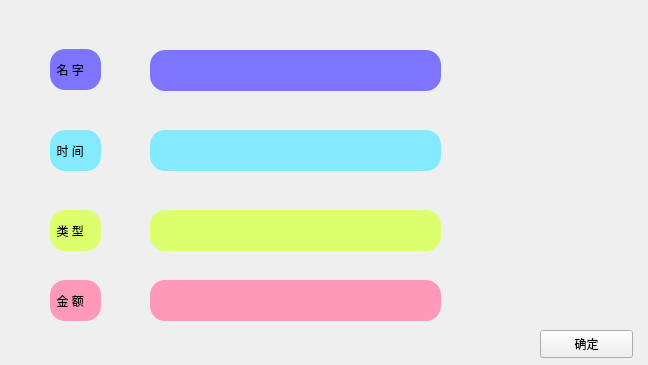
The window that changepage.ui (YuanQiPKU/Reservoir) describes before a commit, drawn with Qt 5.
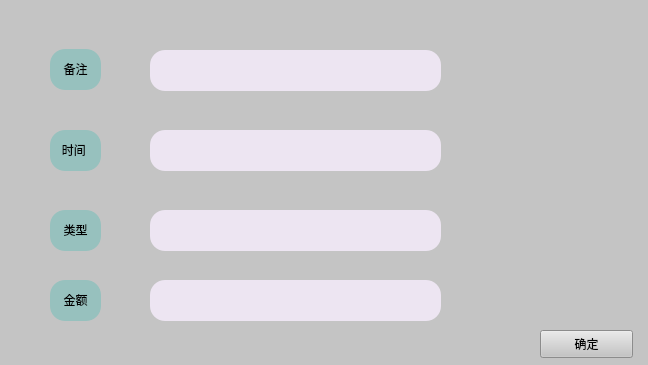
The same window after the commit.

What changed in the file:
```diff
--- a/changepage.ui
+++ b/changepage.ui
@@ -13,6 +13,9 @@
   <property name="windowTitle">
    <string>Form</string>
   </property>
+  <property name="styleSheet">
+   <string notr="true">background-color: rgb(196, 196, 196);</string>
+  </property>
   <widget class="QLabel" name="label_2">
    <property name="geometry">
     <rect>
@@ -23,12 +26,13 @@
     </rect>
    </property>
    <property name="styleSheet">
-    <string notr="true">background-color: rgb(125, 116, 255);
+    <string notr="true">background-color: rgba(132, 191, 187, 180);
+font: 10pt &quot;幼圆&quot;;
    border-radius: 15px; /* 边框圆角 */
 </string>
    </property>
    <property name="text">
-    <string>  名 字</string>
+    <string>&lt;html&gt;&lt;head/&gt;&lt;body&gt;&lt;p align=&quot;center&quot;&gt;备注&lt;/p&gt;&lt;/body&gt;&lt;/html&gt;</string>
    </property>
   </widget>
   <widget class="QLabel" name="label_3">
@@ -41,10 +45,13 @@
     </rect>
    </property>
    <property name="styleSheet">
-    <string notr="true">background-color: rgb(131, 234, 255); border-radius: 15px; /* 边框圆角 */</string>
+    <string notr="true">background-color: rgba(132, 191, 187, 180);
+font: 10pt &quot;幼圆&quot;;
+   border-radius: 15px; /* 边框圆角 */
+</string>
    </property>
    <property name="text">
-    <string>  时 间 </string>
+    <string>&lt;html&gt;&lt;head/&gt;&lt;body&gt;&lt;p align=&quot;center&quot;&gt;  时间 &lt;/p&gt;&lt;/body&gt;&lt;/html&gt;</string>
    </property>
   </widget>
   <widget class="QLabel" name="label_4">
@@ -57,10 +64,13 @@
     </rect>
    </property>
    <property name="styleSheet">
-    <string notr="true">background-color: rgb(221, 255, 110); border-radius: 15px; /* 边框圆角 */</string>
+    <string notr="true">background-color: rgba(132, 191, 187, 180);
+font: 10pt &quot;幼圆&quot;;
+   border-radius: 15px; /* 边框圆角 */
+</string>
    </property>
    <property name="text">
-    <string>  类 型</string>
+    <string>&lt;html&gt;&lt;head/&gt;&lt;body&gt;&lt;p align=&quot;center&quot;&gt; 类型&lt;/p&gt;&lt;/body&gt;&lt;/html&gt;</string>
    </property>
   </widget>
   <widget class="QLabel" name="label_5">
@@ -73,10 +83,13 @@
     </rect>
    </property>
    <property name="styleSheet">
-    <string notr="true">background-color: rgb(255, 153, 185); border-radius: 15px; /* 边框圆角 */</string>
+    <string notr="true">background-color: rgba(132, 191, 187, 180);
+font: 10pt &quot;幼圆&quot;;
+   border-radius: 15px; /* 边框圆角 */
+</string>
    </property>
    <property name="text">
-    <string>  金 额</string>
+    <string>&lt;html&gt;&lt;head/&gt;&lt;body&gt;&lt;p align=&quot;center&quot;&gt;  金额&lt;/p&gt;&lt;/body&gt;&lt;/html&gt;</string>
    </property>
   </widget>
   <widget class="QLineEdit" name="change_name_line">
@@ -90,7 +103,7 @@
    </property>
    <property name="styleSheet">
     <string notr="true">QLineEdit{
-	background-color: rgb(125, 116, 255);
+	background-color: rgba(248, 238, 255, 200);
    border-radius: 15px; /* 边框圆角 */
 }</string>
    </property>
@@ -106,7 +119,7 @@
    </property>
    <property name="styleSheet">
     <string notr="true">QLineEdit{
-background-color: rgb(131, 234, 255);
+	background-color: rgba(248, 238, 255, 200);
    border-radius: 15px; /* 边框圆角 */
 }</string>
    </property>
@@ -122,7 +135,7 @@
    </property>
    <property name="styleSheet">
     <string notr="true">QLineEdit{
-	background-color: rgb(221, 255, 110);
+	background-color: rgba(248, 238, 255, 200);
    border-radius: 15px; /* 边框圆角 */
 }</string>
    </property>
@@ -138,7 +151,7 @@
    </property>
    <property name="styleSheet">
     <string notr="true">QLineEdit{
-background-color: rgb(255, 153, 185);
+	background-color: rgba(248, 238, 255, 200);
    border-radius: 15px; /* 边框圆角 */
 }</string>
    </property>
```
